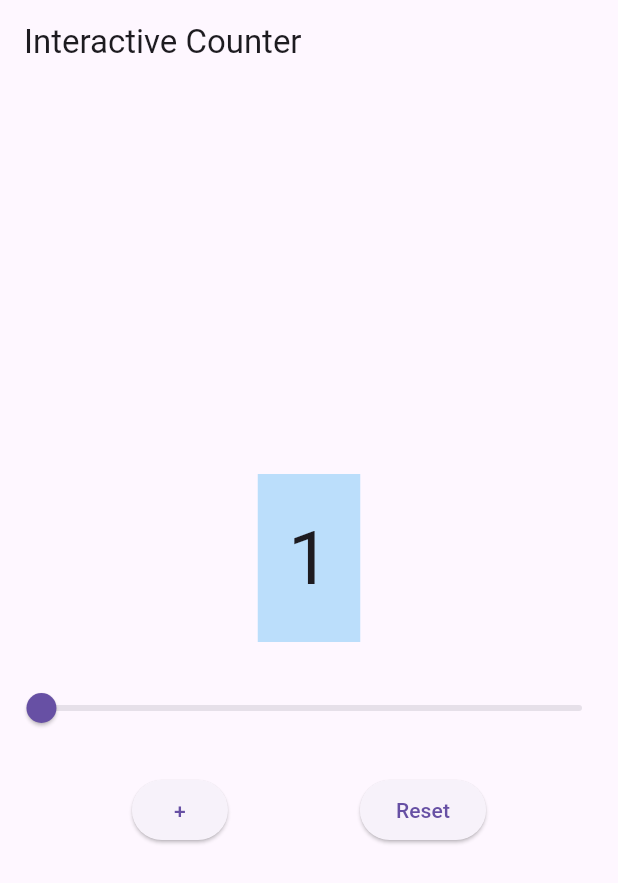
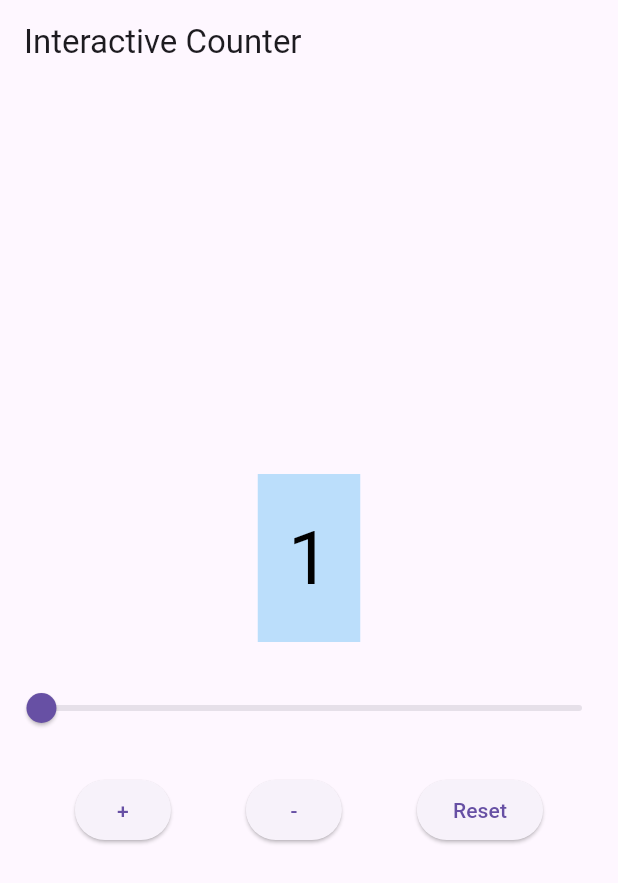
Before and after one commit to Akalexsis/flutter_stateful_lab, a Flutter app: the screen it shows after launch, after a tap on an icon or button, on a phone screen of 412 x 824 dp. Shown: the top 883 px of the screen. Run offline on Flutter 3.47's test engine with Material 3 defaults, Android fonts, the phone set to English and light mode, and no system bars.

Commit message:
Update: decrement and conditional text implemented

```diff
--- a/lib/main.dart
+++ b/lib/main.dart
@@ -23,13 +23,23 @@ class CounterWidget extends StatefulWidget {
 class _CounterWidgetState extends State<CounterWidget> {
   int _counter = 0; // This is our STATE
 
-  // void increment() {
-  //   setState(() => _counter++);
-  // }
+  void _increment() {
+    setState(() => _counter++);
+  }
 
-  void reset() {
+  void _decrement() {
+    setState(() => _counter--);
+  }
+
+  void _reset() {
     setState(() => _counter = 0);
   }
+
+  Color get counterColor {
+    if (_counter == 0) return Colors.red;
+    if (_counter > 50) return const Color.fromARGB(255, 77, 200, 81);
+    return Colors.black;
+}
 
   @override
   Widget build(BuildContext context) {
@@ -44,7 +54,7 @@ class _CounterWidgetState extends State<CounterWidget> {
               padding: EdgeInsets.all(20),
               child: Text(
                 '$_counter',
-                style: TextStyle(fontSize: 50.0),
+                style: TextStyle(fontSize: 50.0, color: counterColor ),
               ),
             ),
           ),
@@ -63,12 +73,9 @@ class _CounterWidgetState extends State<CounterWidget> {
           Row(
             mainAxisAlignment: MainAxisAlignment.spaceEvenly,
             children: [
-              ElevatedButton(onPressed: () {
-                setState(() {
-                  _counter++;
-                });
-              }, child: Text("+")),
-              ElevatedButton(onPressed: reset, child: Text("Reset")),
+              ElevatedButton(onPressed: _increment, child: Text("+")),
+              ElevatedButton(onPressed: _counter == 0 ? null : _decrement, child: Text("-")),
+              ElevatedButton(onPressed: _reset, child: Text("Reset")),
             ],
             ),
         ],
```
